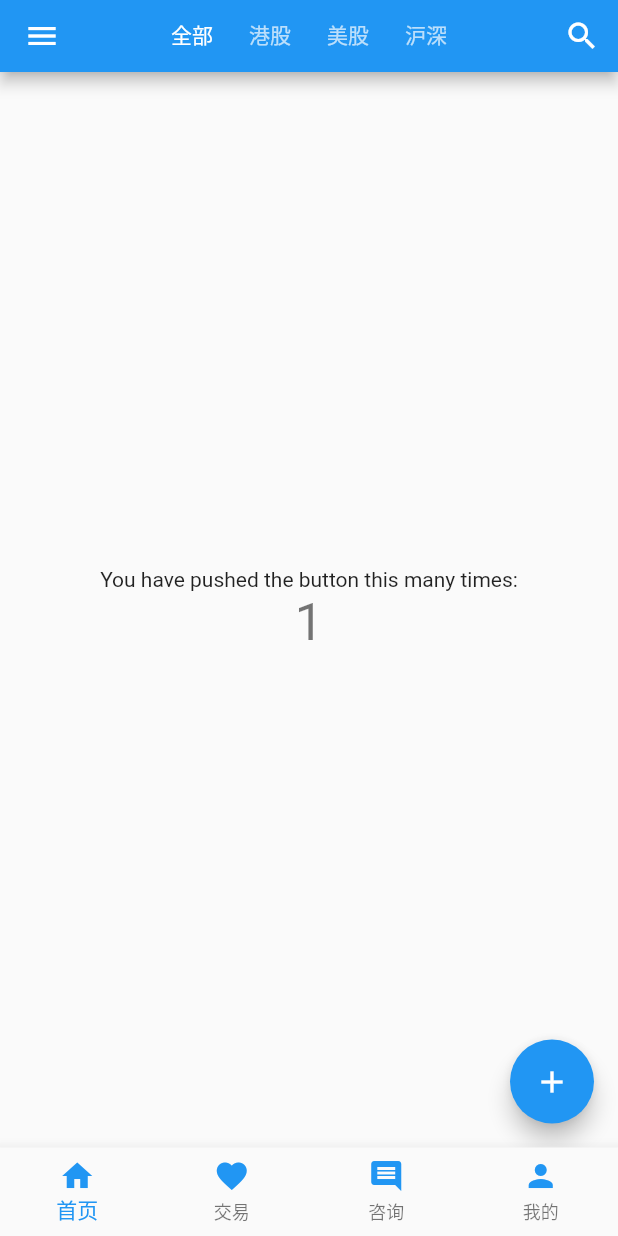
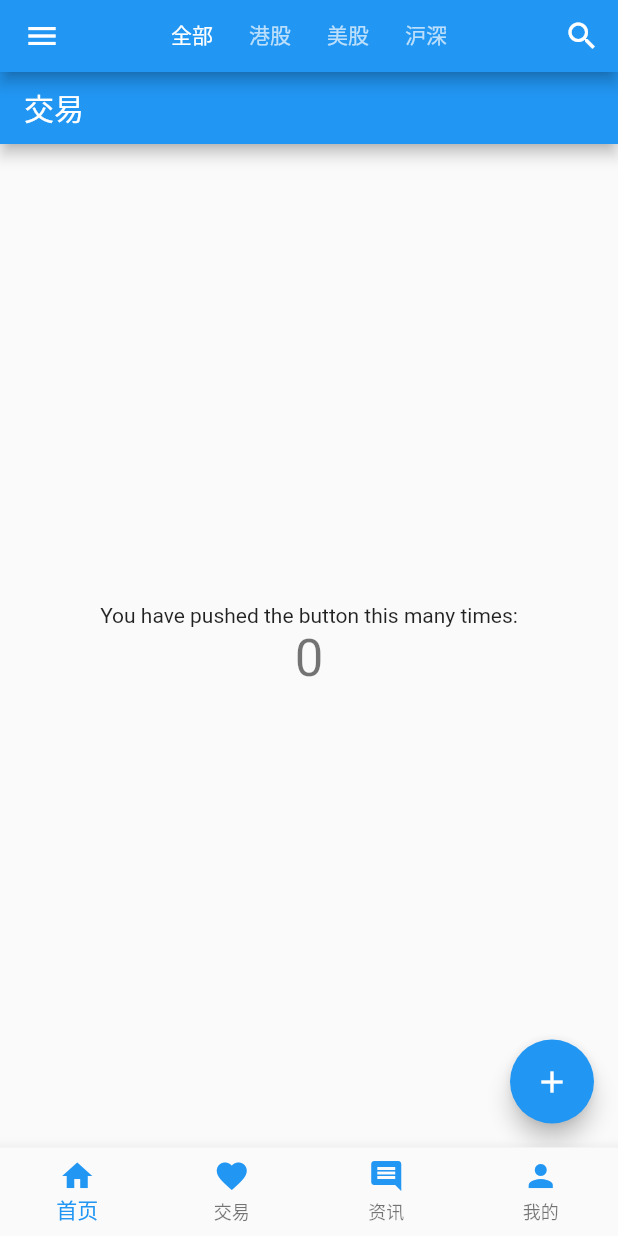
Before and after one commit to tianshaojie/flutter_practice, a Flutter app: the screen it shows after launch, on a phone screen of 412 x 824 dp. Run offline on Flutter 3.47's test engine with Material 2 defaults, Android fonts, the phone set to English and light mode, and no system bars.

Commit message:
bottom nav bar + tab bar

```diff
--- a/lib/main/pages/main_home_screen.dart
+++ b/lib/main/pages/main_home_screen.dart
@@ -1,4 +1,8 @@
 import 'package:flutter/material.dart';
+import 'package:flutter_practice/main/pages/main_home_screen.dart';
+import 'package:flutter_practice/main/pages/main_trade_screen.dart';
+import 'package:flutter_practice/main/pages/main_news_screen.dart';
+import 'package:flutter_practice/main/pages/main_mine_screen.dart';
 
 class HomeScreen extends StatefulWidget {
   @override
@@ -14,7 +18,7 @@ class _HomeScreenState extends State<HomeScreen>
   @override
   Widget build(BuildContext context) {
     return new DefaultTabController(
-        length: _allTabss.length,
+        length: _allPages.length,
         child: new Scaffold(
           appBar: PreferredSize(
               child: new AppBar(
@@ -25,8 +29,6 @@ class _HomeScreenState extends State<HomeScreen>
                     ),
                     tooltip: 'Navigation Menu',
                     onPressed: null),
-                centerTitle: true,
-                title: new TabLayout(),
                 actions: <Widget>[
                   new IconButton(
                       icon: new Icon(
@@ -36,66 +38,14 @@ class _HomeScreenState extends State<HomeScreen>
                       tooltip: 'Search',
                       onPressed: null)
                 ],
+                centerTitle: true,
+                title: new TabLayout(),
               ),
               preferredSize: Size.fromHeight(48.0)
           ),
-          body: new Center(
-            child: new Column(
-              mainAxisAlignment: MainAxisAlignment.center,
-              children: <Widget>[
-                new Text(
-                  'You have pushed the button this many times:',
-                ),
-                new Text(
-                  '1',
-                  style: Theme
-                      .of(context)
-                      .textTheme
-                      .display1,
-                ),
-              ],
-            ),
-          ),
-          floatingActionButton: new FloatingActionButton(
-            tooltip: 'Increment',
-            child: new Icon(Icons.add),
-          ),
+          body: new TabBarViewLayout(),
         )
     );
-  }
-}
-
-
-class Main extends StatelessWidget {
-  @override
-  Widget build(BuildContext context) {
-    return new DefaultTabController(
-        length: _allTabss.length,
-        child: new Scaffold(
-          appBar: PreferredSize(
-              child: new AppBar(
-                leading: new IconButton(
-                    icon: new Icon(
-                      Icons.menu,
-                      color: Colors.white,
-                    ),
-                    tooltip: 'Navigation Menu',
-                    onPressed: null),
-                centerTitle: true,
-                title: new TabLayout(),
-                actions: <Widget>[
-                  new IconButton(
-                      icon: new Icon(
-                        Icons.search,
-                        color: Colors.white,
-                      ),
-                      tooltip: 'Search',
-                      onPressed: null)
-                ],
-              ),
-              preferredSize: Size.fromHeight(48.0)
-          ),
-        ));
   }
 }
 
@@ -106,9 +56,46 @@ class TabLayout extends StatelessWidget {
       isScrollable: true,
       labelPadding: EdgeInsets.all(12.0),
       indicatorSize: TabBarIndicatorSize.label,
-      tabs: _allTabss.map((String name) => new Tab(text: name)).toList(),
+      tabs: _allPages.map((_Page page) => new Tab(text: page.labelId)).toList(),
     );
   }
 }
 
-final List<String> _allTabss = <String>['全部', '港股', '美股', '沪深'];
+class _Page {
+  final String labelId;
+  _Page(this.labelId);
+}
+
+final List<_Page> _allPages = <_Page>[
+  new _Page('全部'),
+  new _Page('港股'),
+  new _Page('美股'),
+  new _Page('沪深'),
+];
+
+
+class TabBarViewLayout extends StatelessWidget {
+  Widget buildTabView(BuildContext context, _Page page) {
+    String labelId = page.labelId;
+    switch (labelId) {
+      case '全部':
+        return TradeScreen();
+      case '港股':
+        return TradeScreen();
+      case '美股':
+        return NewsScreen();
+      case '沪深':
+        return MineScreen();
+      default:
+        return Container();
+    }
+  }
+
+  @override
+  Widget build(BuildContext context) {
+    return new TabBarView(
+      children: _allPages.map((_Page page) {
+        return buildTabView(context, page);
+      }).toList());
+  }
+}
--- a/lib/main/pages/main_trade_screen.dart
+++ b/lib/main/pages/main_trade_screen.dart
@@ -22,8 +22,11 @@ class _TradeScreenState extends State<TradeScreen>
   @override
   Widget build(BuildContext context) {
     return Scaffold(
-      appBar: AppBar(
-        title: Text('交易'),
+      appBar: PreferredSize(
+          child: AppBar(
+            title: Text('交易'),
+          ),
+          preferredSize: Size.fromHeight(48.0)
       ),
       body: new Center(
         child: new Column(
--- a/lib/main/widgets/bottom_navigation_widget.dart
+++ b/lib/main/widgets/bottom_navigation_widget.dart
@@ -13,6 +13,7 @@ class _NavigationKeepAliveState extends State<NavigationKeepAlive>
     with SingleTickerProviderStateMixin {
 
   final _bottomNavigationColor = Colors.blue;
+
   int _currentIndex = 0;
   var _controller = PageController(
     initialPage: 0,
@@ -72,7 +73,7 @@ class _NavigationKeepAliveState extends State<NavigationKeepAlive>
                 color: _bottomNavigationColor,
               ),
               title: Text(
-                '咨询',
+                '资讯',
                 style: TextStyle(color: _bottomNavigationColor, fontSize: 11),
               )),
           BottomNavigationBarItem(
```
Also changed, not shown: lib/main/pages/main_mine_screen.dart (+5 -2 lines), lib/main/pages/main_news_screen.dart (+5 -2 lines).
